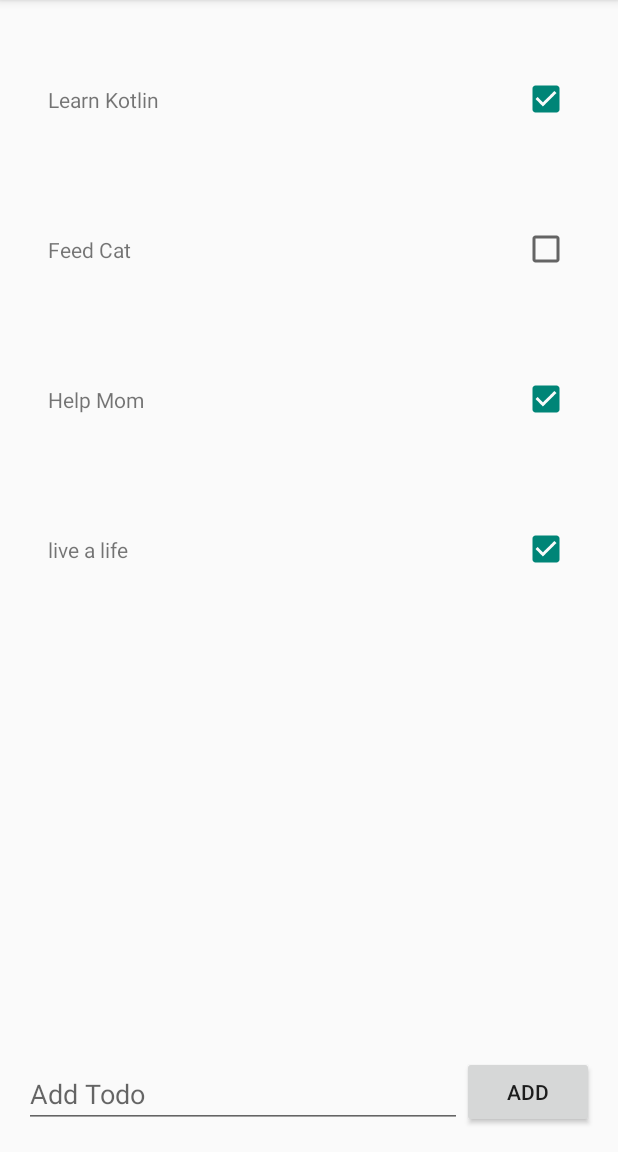
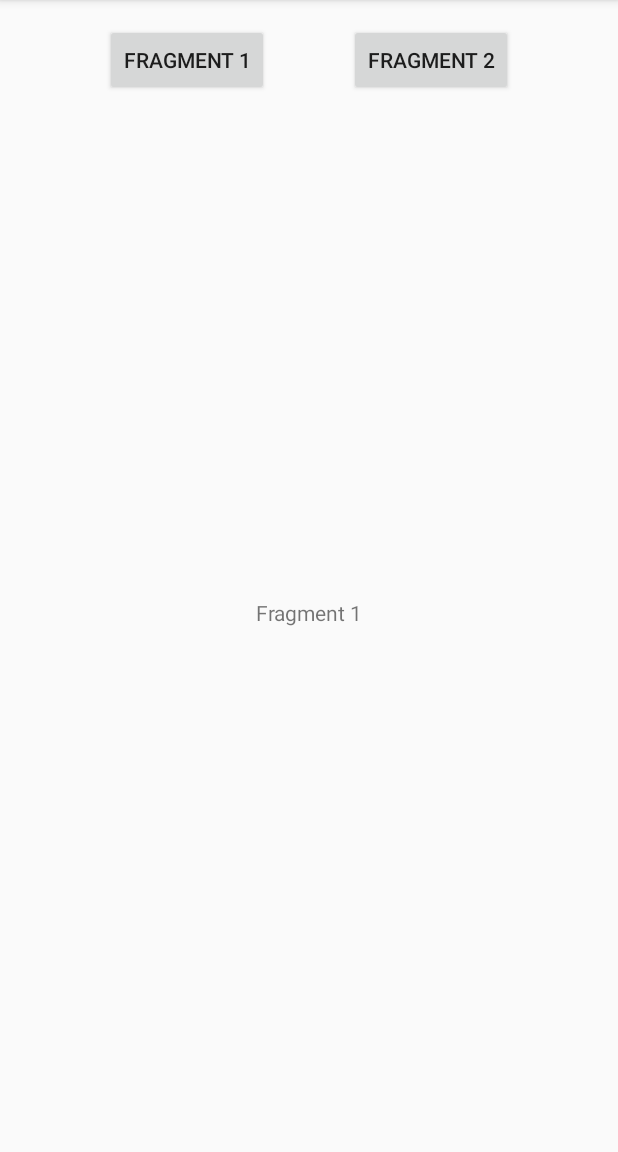
Before and after one commit to albae69/BasicAndroid, an Android app: the screen it shows after launch (MainActivity), on a phone screen of 412 x 824 dp, the part 84-1236 px from its top. Run offline under Robolectric (Android 15) with nearby library versions, the phone set to English and light mode, and no system bars.

Commit message:
fragment

```diff
--- a/app/build.gradle
+++ b/app/build.gradle
@@ -40,6 +40,10 @@ dependencies {
     implementation 'androidx.appcompat:appcompat:1.2.0'
     implementation 'com.google.android.material:material:1.2.1'
     implementation 'androidx.constraintlayout:constraintlayout:2.0.4'
+    implementation 'androidx.annotation:annotation:1.1.0'
+    implementation 'androidx.lifecycle:lifecycle-livedata-ktx:2.2.0'
+    implementation 'androidx.lifecycle:lifecycle-viewmodel-ktx:2.2.0'
+    implementation 'androidx.legacy:legacy-support-v4:1.0.0'
     testImplementation 'junit:junit:4.+'
     androidTestImplementation 'androidx.test.ext:junit:1.1.2'
     androidTestImplementation 'androidx.test.espresso:espresso-core:3.3.0'
--- a/app/src/main/AndroidManifest.xml
+++ b/app/src/main/AndroidManifest.xml
@@ -9,9 +9,13 @@
         android:roundIcon="@mipmap/ic_launcher_round"
         android:supportsRtl="true"
         android:theme="@style/Theme.BasicAndroid">
+        <activity
+            android:name=".ui.login.LoginActivity"
+            android:label="@string/title_activity_login"></activity>
         <activity android:name=".MainActivity">
             <intent-filter>
                 <action android:name="android.intent.action.MAIN" />
+
                 <category android:name="android.intent.category.LAUNCHER" />
             </intent-filter>
         </activity>
--- /dev/null
+++ b/app/src/main/java/com/baedev/myapplication/FirstFragment.kt
@@ -0,0 +1,18 @@
+package com.baedev.myapplication
+
+import android.os.Bundle
+import androidx.fragment.app.Fragment
+import android.view.LayoutInflater
+import android.view.View
+import android.view.ViewGroup
+
+class FirstFragment : Fragment() {
+
+    override fun onCreateView(
+        inflater: LayoutInflater, container: ViewGroup?,
+        savedInstanceState: Bundle?
+    ): View? {
+        // Inflate the layout for this fragment
+        return inflater.inflate(R.layout.fragment_first, container, false)
+    }
+}
--- a/app/src/main/java/com/baedev/myapplication/MainActivity.kt
+++ b/app/src/main/java/com/baedev/myapplication/MainActivity.kt
@@ -10,27 +10,29 @@ class MainActivity : AppCompatActivity() {
         super.onCreate(savedInstanceState)
         setContentView(R.layout.activity_main)
 
-        var todoList = mutableListOf(
-            Todo("Learn Kotlin", true),
-            Todo(
-                "Feed Cat", false
-            ),
-            Todo("Help Mom", true),
-            Todo(
-                "live a life", true
-            )
-        )
+        val firstFragment = FirstFragment()
+        val secondFragment = SecondFragment()
 
-        val adapter = TodoAdapter(todoList)
-        rvTodos.adapter = adapter
-        rvTodos.layoutManager = LinearLayoutManager(this)
+        supportFragmentManager.beginTransaction().apply {
+            replace(R.id.flFragment, firstFragment)
+            commit()
+        }
 
-        btnAdd.setOnClickListener {
-            val title = etAddTodo.text.toString()
-            val todo = Todo(title, false)
-            todoList.add(todo)
-            adapter.notifyItemInserted(todoList.size - 1)
-            etAddTodo.text.clear()
+        btnFragment1.setOnClickListener {
+            supportFragmentManager.beginTransaction().apply {
+                replace(R.id.flFragment, firstFragment)
+                addToBackStack(null)
+                commit()
+            }
         }
+
+        btnFragment2.setOnClickListener {
+            supportFragmentManager.beginTransaction().apply {
+                replace(R.id.flFragment, secondFragment)
+                addToBackStack(null)
+                commit()
+            }
+        }
+
     }
 }
--- /dev/null
+++ b/app/src/main/java/com/baedev/myapplication/SecondFragment.kt
@@ -0,0 +1,18 @@
+package com.baedev.myapplication
+
+import android.os.Bundle
+import androidx.fragment.app.Fragment
+import android.view.LayoutInflater
+import android.view.View
+import android.view.ViewGroup
+
+class SecondFragment : Fragment() {
+
+    override fun onCreateView(
+        inflater: LayoutInflater, container: ViewGroup?,
+        savedInstanceState: Bundle?
+    ): View? {
+        // Inflate the layout for this fragment
+        return inflater.inflate(R.layout.fragment_second, container, false)
+    }
+}
--- a/app/src/main/java/com/baedev/myapplication/Todo.kt
+++ /dev/null
@@ -1,6 +0,0 @@
-package com.baedev.myapplication
-
-data class Todo(
-    val title: String,
-    var isChecked: Boolean
-)
--- a/app/src/main/java/com/baedev/myapplication/TodoAdapter.kt
+++ /dev/null
@@ -1,32 +0,0 @@
-package com.baedev.myapplication
-
-import android.view.LayoutInflater
-import android.view.View
-import android.view.ViewGroup
-import androidx.recyclerview.widget.RecyclerView
-import kotlinx.android.synthetic.main.item_todo.view.*
-
-class TodoAdapter(
-    var todos: List<Todo>
-) : RecyclerView.Adapter<TodoAdapter.TodoViewHolder>() {
-
-    inner class TodoViewHolder(itemView: View) : RecyclerView.ViewHolder(itemView)
-
-    override fun onCreateViewHolder(parent: ViewGroup, viewType: Int): TodoViewHolder {
-        val view = LayoutInflater.from(parent.context).inflate(R.layout.item_todo, parent, false)
-        return TodoViewHolder(view)
-
-    }
-
-    override fun onBindViewHolder(holder: TodoViewHolder, position: Int) {
-        holder.itemView.apply {
-            tvTitle.text = todos[position].title
-            cbButton.isChecked = todos[position].isChecked
-
-        }
-    }
-
-    override fun getItemCount(): Int {
-        return todos.size
-    }
-}
--- a/app/src/main/res/layout/activity_main.xml
+++ b/app/src/main/res/layout/activity_main.xml
@@ -8,33 +8,32 @@
     android:padding="16dp"
     tools:context=".MainActivity">
 
-    <androidx.recyclerview.widget.RecyclerView
-        android:id="@+id/rvTodos"
-        android:layout_width="match_parent"
-        android:layout_height="0dp"
-        app:layout_constraintBottom_toTopOf="@+id/etAddTodo"
-        app:layout_constraintEnd_toEndOf="parent"
+    <Button
+        android:id="@+id/btnFragment1"
+        android:layout_width="wrap_content"
+        android:layout_height="wrap_content"
+        android:text="@string/fragment_1"
+        app:layout_constraintEnd_toStartOf="@+id/btnFragment2"
         app:layout_constraintHorizontal_bias="0.5"
         app:layout_constraintStart_toStartOf="parent"
         app:layout_constraintTop_toTopOf="parent" />
 
-    <EditText
-        android:id="@+id/etAddTodo"
-        android:layout_width="0dp"
-        android:layout_height="wrap_content"
-        android:inputType="textPersonName"
-        android:hint="Add Todo"
-        app:layout_constraintBottom_toBottomOf="parent"
-        app:layout_constraintEnd_toStartOf="@+id/btnAdd"
-        app:layout_constraintStart_toStartOf="parent" />
-
-
     <Button
-        android:id="@+id/btnAdd"
+        android:id="@+id/btnFragment2"
         android:layout_width="wrap_content"
         android:layout_height="wrap_content"
-        android:text="Add"
+        android:text="@string/fragment_2"
+        app:layout_constraintEnd_toEndOf="parent"
+        app:layout_constraintHorizontal_bias="0.5"
+        app:layout_constraintStart_toEndOf="@+id/btnFragment1"
+        app:layout_constraintTop_toTopOf="parent" />
+
+    <FrameLayout
+        android:id="@+id/flFragment"
+        android:layout_width="match_parent"
+        android:layout_height="0dp"
         app:layout_constraintBottom_toBottomOf="parent"
-        app:layout_constraintEnd_toEndOf="parent" />
-
+        app:layout_constraintEnd_toEndOf="parent"
+        app:layout_constraintStart_toStartOf="parent"
+        app:layout_constraintTop_toBottomOf="@+id/btnFragment1" />
 </androidx.constraintlayout.widget.ConstraintLayout>
--- /dev/null
+++ b/app/src/main/res/layout/fragment_first.xml
@@ -0,0 +1,19 @@
+<?xml version="1.0" encoding="utf-8"?>
+<androidx.constraintlayout.widget.ConstraintLayout xmlns:android="http://schemas.android.com/apk/res/android"
+    xmlns:app="http://schemas.android.com/apk/res-auto"
+    xmlns:tools="http://schemas.android.com/tools"
+    android:layout_width="match_parent"
+    android:layout_height="match_parent"
+    tools:context=".FirstFragment">
+
+    <TextView
+        android:id="@+id/tvFragmentFirst"
+        android:layout_width="wrap_content"
+        android:layout_height="wrap_content"
+        android:text="@string/fragment_1"
+        app:layout_constraintBottom_toBottomOf="parent"
+        app:layout_constraintEnd_toEndOf="parent"
+        app:layout_constraintHorizontal_bias="0.5"
+        app:layout_constraintStart_toStartOf="parent"
+        app:layout_constraintTop_toTopOf="parent" />
+</androidx.constraintlayout.widget.ConstraintLayout>
--- a/app/src/main/res/layout/item_todo.xml
+++ b/app/src/main/res/layout/fragment_second.xml
@@ -3,27 +3,17 @@
     xmlns:app="http://schemas.android.com/apk/res-auto"
     xmlns:tools="http://schemas.android.com/tools"
     android:layout_width="match_parent"
-    android:layout_height="100dp"
-    android:padding="16dp">
+    android:layout_height="match_parent"
+    tools:context=".SecondFragment">
 
     <TextView
-        android:id="@+id/tvTitle"
-        android:layout_width="0dp"
+        android:id="@+id/tvFragmentSecond"
+        android:layout_width="wrap_content"
         android:layout_height="wrap_content"
-        android:text="TextView"
+        android:text="@string/fragment_2"
         app:layout_constraintBottom_toBottomOf="parent"
-        app:layout_constraintEnd_toStartOf="@+id/cbButton"
+        app:layout_constraintEnd_toEndOf="parent"
         app:layout_constraintHorizontal_bias="0.5"
         app:layout_constraintStart_toStartOf="parent"
         app:layout_constraintTop_toTopOf="parent" />
-
-    <CheckBox
-        android:id="@+id/cbButton"
-        android:layout_width="wrap_content"
-        android:layout_height="wrap_content"
-        app:layout_constraintBottom_toBottomOf="parent"
-        app:layout_constraintEnd_toEndOf="parent"
-        app:layout_constraintHorizontal_bias="0.5"
-        app:layout_constraintStart_toEndOf="@+id/tvTitle"
-        app:layout_constraintTop_toTopOf="parent" />
 </androidx.constraintlayout.widget.ConstraintLayout>
--- /dev/null
+++ b/app/src/main/res/values/dimens.xml
@@ -0,0 +1,5 @@
+<resources>
+    <!-- Default screen margins, per the Android Design guidelines. -->
+    <dimen name="activity_horizontal_margin">16dp</dimen>
+    <dimen name="activity_vertical_margin">16dp</dimen>
+</resources>
```
Also changed, not shown: app/src/main/res/values/strings.xml (+13 -0 lines), app/src/main/res/drawable/img_fragment_1.png (added), app/src/main/res/drawable/img_fragment_2.png (added), app/src/main/res/drawable/img_recylcerview_1.png (deleted).
